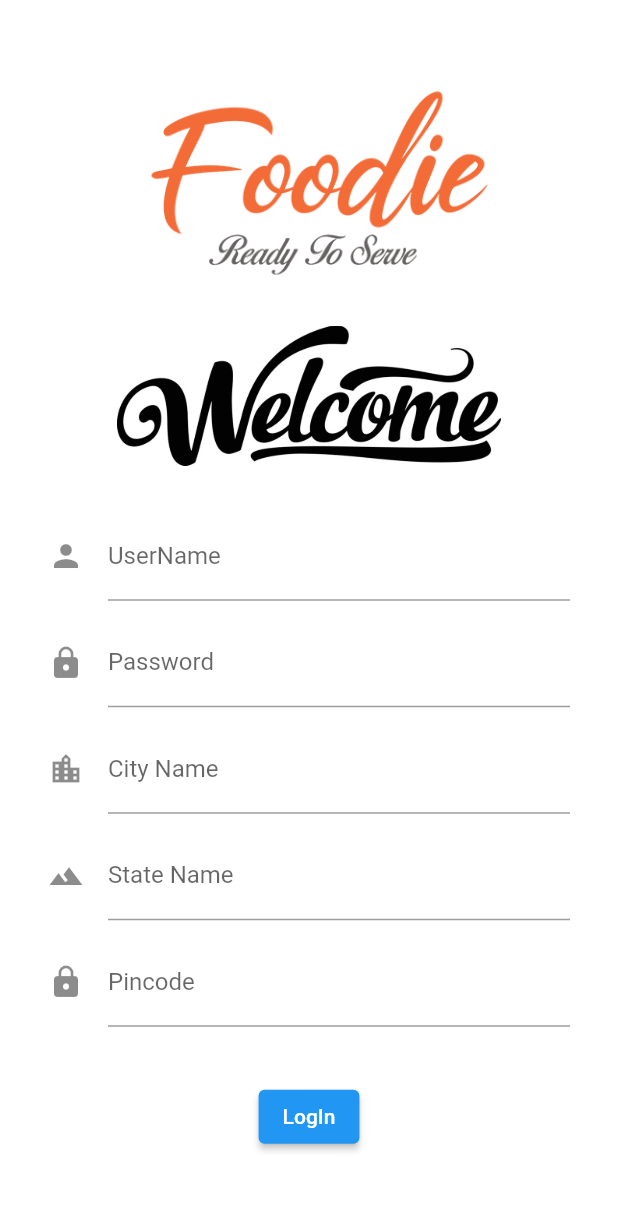
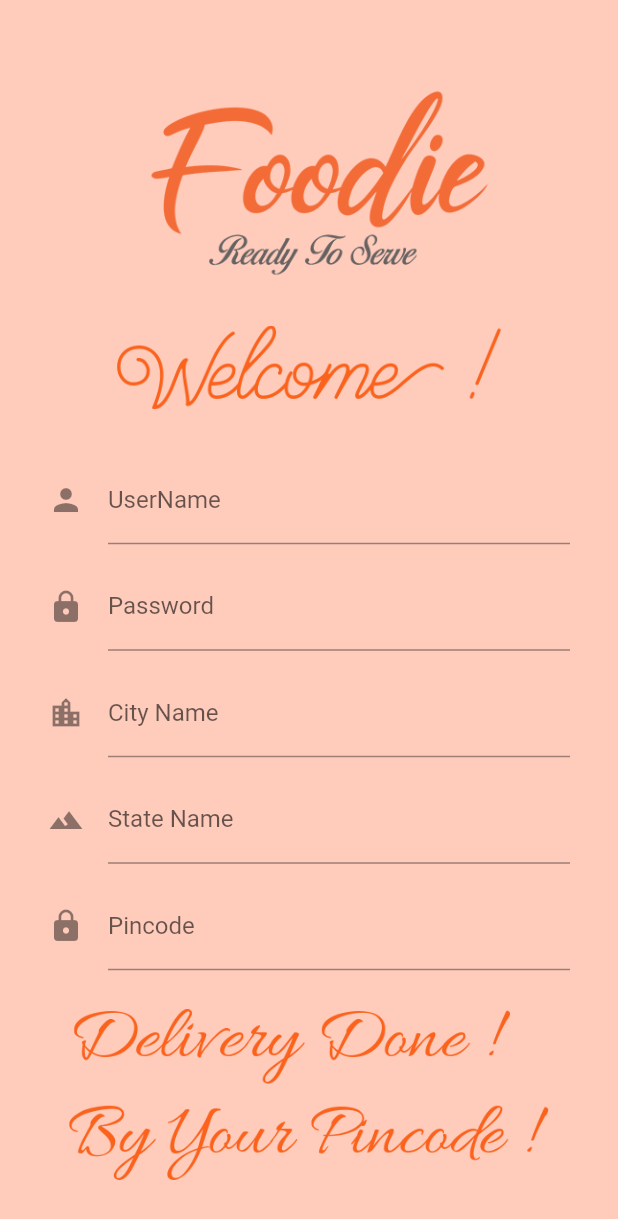
Before and after one commit to Admin-573/foodie, a Flutter app: the screen it shows after launch, on a phone screen of 412 x 824 dp. Shown: the top 1219 px of the screen. Run offline on Flutter 3.47's test engine with Material 2 defaults, Android fonts, the phone set to English and light mode, and no system bars.

Commit message:
Ok Bro Done

```diff
--- a/lib/main.dart
+++ b/lib/main.dart
@@ -30,7 +30,7 @@ class _HomeState extends State<Home> {
     return Form(
       key: _formKey,
       child: Material(
-        color: Colors.white,
+        color: Colors.deepOrange[100],
         child: SingleChildScrollView(
           child: Column(
             children: [
@@ -40,7 +40,7 @@ class _HomeState extends State<Home> {
               width: 256,
               alignment: Alignment.topCenter),
 
-              const Image(image: AssetImage('assets/welcome.jpeg'),
+              const Image(image: AssetImage('assets/welcome.png'),
               fit: BoxFit.cover,
               width: 256,),
 
@@ -152,16 +152,23 @@ class _HomeState extends State<Home> {
                 ),
               ),
 
-              const SizedBox(height: 30),
+              const SizedBox(height: 20),
+
+              const Image(image: AssetImage('assets/des.png'),
+                fit: BoxFit.cover,
+                width: 320,),
+
+              const SizedBox(height: 70),
 
               ElevatedButton(onPressed: (){
                 if(_formKey.currentState!.validate()) {
                   Navigator.push(context, MaterialPageRoute(builder: (context)=>const fooditems()));
                 }
               },
-                  child: const Text('LogIn')),
-
-              const SizedBox(height: 30)
+                  child: const Text('LogIn',style: TextStyle(fontSize: 18,fontWeight: FontWeight.w900)
+                  )
+              ),
+              const SizedBox(height: 50)
             ],
           ),
         ),
```
Also changed, not shown: lib/foodmenu.dart (+14 -10 lines), lib/showfile.dart (+16 -6 lines), pubspec.yaml (+11 -1 lines), assets/back.png (added), assets/burger.jpg (added), assets/colddrink.jpg (added), assets/des.png (added), assets/fries.jpg (added), assets/garlicbread.jpg (added), assets/hotdog.jpg (added), assets/milkshake.jpg (added), assets/noodles.jpg (added), assets/pizza.jpg (added), assets/welcome.jpeg (deleted), 1 more files.
